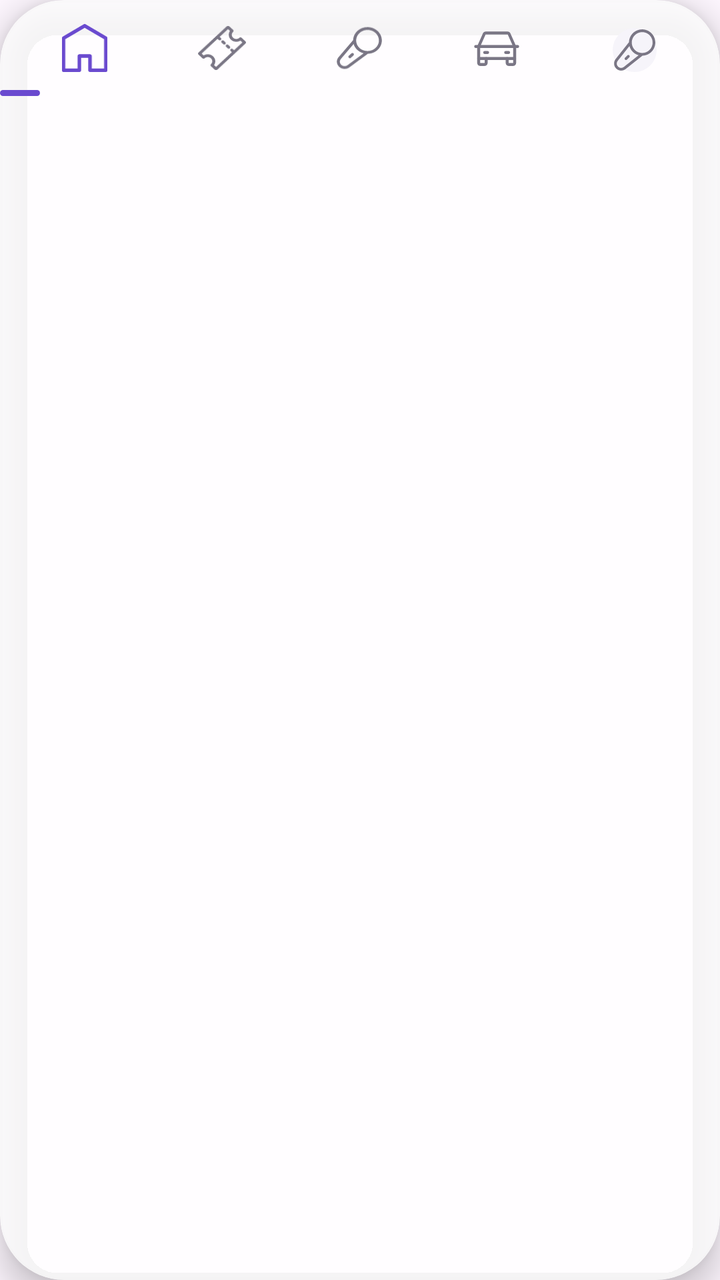
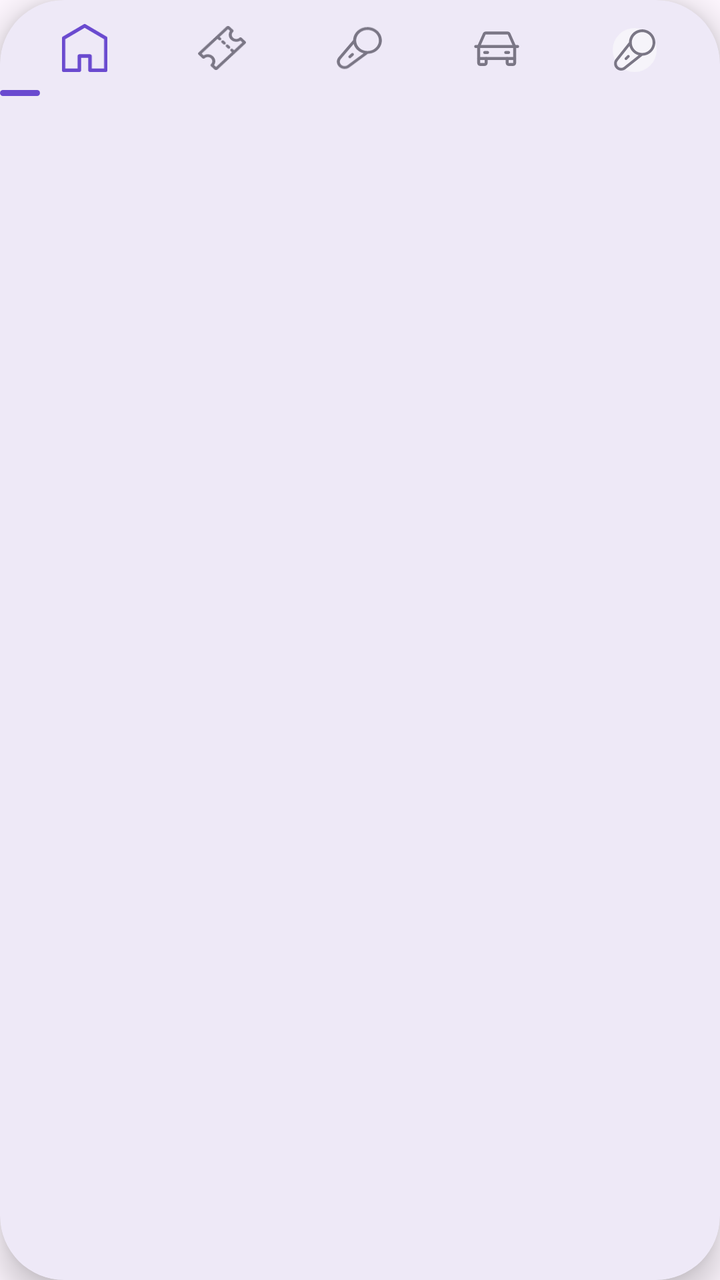

Before-and-after screenshots of an Android layout around one commit, followed by the original layout XML and the change that was made.
<!-- AndroidManifest.xml: application theme Theme.MeetBeat -->
<!-- res/layout/bottom_nav.xml -->
<?xml version="1.0" encoding="utf-8"?>

<androidx.cardview.widget.CardView xmlns:android="http://schemas.android.com/apk/res/android"
    xmlns:app="http://schemas.android.com/apk/res-auto"
    android:layout_width="match_parent"
    android:layout_height="wrap_content"
    app:cardCornerRadius="32dp"
    app:cardElevation="10dp"
    app:cardBackgroundColor="@color/vidro_fundo">

    <FrameLayout
        android:layout_width="match_parent"
        android:layout_height="wrap_content">

        <LinearLayout
            android:id="@+id/navItemsContainer"
            android:layout_width="match_parent"
            android:layout_height="wrap_content"
            android:orientation="horizontal"
            android:paddingHorizontal="8dp"
            android:paddingTop="12dp"
            android:paddingBottom="16dp"
            android:weightSum="5">

            <LinearLayout
                android:id="@+id/navHome"
                android:layout_width="0dp"
                android:layout_height="wrap_content"
                android:layout_weight="1"
                android:gravity="center"
                android:clickable="true"
                android:focusable="true">

                <ImageView
                    android:id="@+id/iconHome"
                    android:layout_width="24dp"
                    android:layout_height="24dp"
                    android:src="@drawable/ic_home" />
            </LinearLayout>

            <LinearLayout
                android:id="@+id/navTicket"
                android:layout_width="0dp"
                android:layout_height="wrap_content"
                android:layout_weight="1"
                android:gravity="center"
                android:clickable="true"
                android:focusable="true">

                <ImageView
                    android:id="@+id/iconTicket"
                    android:layout_width="24dp"
                    android:layout_height="24dp"
                    android:src="@drawable/ic_ticket" />
            </LinearLayout>

            <LinearLayout
                android:id="@+id/navMic"
                android:layout_width="0dp"
                android:layout_height="wrap_content"
                android:layout_weight="1"
                android:gravity="center"
                android:clickable="true"
                android:focusable="true">

                <ImageView
                    android:id="@+id/iconMic"
                    android:layout_width="24dp"
                    android:layout_height="24dp"
                    android:src="@drawable/ic_mic" />
            </LinearLayout>

            <LinearLayout
                android:id="@+id/navCart"
                android:layout_width="0dp"
                android:layout_height="wrap_content"
                android:layout_weight="1"
                android:gravity="center"
                android:clickable="true"
                android:focusable="true">

                <ImageView
                    android:id="@+id/iconCart"
                    android:layout_width="24dp"
                    android:layout_height="24dp"
                    android:src="@drawable/ic_cart" />
            </LinearLayout>

            <LinearLayout
                android:id="@+id/navProfile"
                android:layout_width="0dp"
                android:layout_height="wrap_content"
                android:layout_weight="1"
                android:gravity="center"
                android:clickable="true"
                android:focusable="true">

                <ImageView
                    android:id="@+id/iconProfile"
                    android:layout_width="26dp"
                    android:layout_height="26dp"
                    android:padding="2dp"
                    android:scaleType="centerCrop"
                    android:src="@drawable/ic_avatar_placeholder" />
            </LinearLayout>

        </LinearLayout>

        
        <View
            android:id="@+id/underlineIndicator"
            android:layout_width="20dp"
            android:layout_height="3dp"
            android:layout_gravity="bottom|left"
            android:layout_marginBottom="6dp"
            android:background="@drawable/bg_nav_underline" />

    </FrameLayout>

</androidx.cardview.widget.CardView>
<!-- resources referenced by this layout -->
<resources>
  <color name="vidro_fundo">#CCFFFFFF</color>
  <!-- drawable bg_nav_underline (drawable) -->
  <?xml version="1.0" encoding="utf-8"?>
  
  <shape xmlns:android="http://schemas.android.com/apk/res/android"
      android:shape="rectangle">
      <solid android:color="@color/purple_primary" />
      <corners android:radius="4dp" />
  </shape>
  <!-- drawable ic_avatar_placeholder (drawable) -->
  <?xml version="1.0" encoding="utf-8"?>
  <layer-list xmlns:android="http://schemas.android.com/apk/res/android">
      <item>
          <shape android:shape="oval">
              <solid android:color="@color/purple_light" />
          </shape>
      </item>
      <item
          android:width="40dp"
          android:height="40dp"
          android:gravity="center"
          android:drawable="@drawable/ic_mic"
          android:tint="@color/purple_primary" />
  </layer-list>
  <!-- drawable ic_cart: vector/xml drawable (drawable, 2045 chars, omitted) -->
  <!-- drawable ic_home (drawable) -->
  <vector xmlns:android="http://schemas.android.com/apk/res/android"
      android:width="22dp"
      android:height="23dp"
      android:viewportWidth="22"
      android:viewportHeight="23">
    <path
        android:pathData="M21.577,6.078L11.423,0.114C11.294,0.039 11.149,0 11,0C10.851,0 10.706,0.039 10.577,0.114L0.423,6.078C0.295,6.153 0.189,6.26 0.115,6.388C0.04,6.517 0.001,6.663 0,6.811V22.148C0,22.374 0.089,22.591 0.248,22.75C0.407,22.91 0.622,23 0.846,23H8.462C8.686,23 8.901,22.91 9.06,22.75C9.219,22.591 9.308,22.374 9.308,22.148V16.184H12.692V22.148C12.692,22.374 12.781,22.591 12.94,22.75C13.099,22.91 13.314,23 13.538,23H21.154C21.378,23 21.594,22.91 21.752,22.75C21.911,22.591 22,22.374 22,22.148V6.811C21.999,6.663 21.96,6.517 21.885,6.388C21.811,6.26 21.705,6.153 21.577,6.078ZM20.308,21.296H14.385V15.332C14.385,15.106 14.295,14.889 14.137,14.729C13.978,14.569 13.763,14.48 13.538,14.48H8.462C8.237,14.48 8.022,14.569 7.863,14.729C7.705,14.889 7.615,15.106 7.615,15.332V21.296H1.692V7.297L11,1.835L20.308,7.297V21.296Z"
        android:fillColor="#6A4ACF"/>
  </vector>
  <!-- drawable ic_mic: vector/xml drawable (drawable, 2229 chars, omitted) -->
  <!-- drawable ic_ticket: vector/xml drawable (drawable, 3445 chars, omitted) -->
  <style name="Theme.MeetBeat" parent="Base.Theme.MeetBeat" />
  <color name="purple_primary">#6A4ACF</color>
  <color name="purple_light">#F6F4FA</color>
  <style name="Base.Theme.MeetBeat" parent="Theme.Material3.DayNight.NoActionBar">
          
          
      </style>
</resources>

<!-- the commit's change to res/layout/bottom_nav.xml (unified diff, before → after) -->
@@ -6,7 +6,7 @@
     android:layout_height="wrap_content"
     app:cardCornerRadius="32dp"
     app:cardElevation="10dp"
-    app:cardBackgroundColor="@color/vidro_fundo">
+    app:cardBackgroundColor="@color/card_background">
 
     <FrameLayout
         android:layout_width="match_parent"
<!-- resource entries referenced after the edit -->
@@ -1,6 +1,6 @@
 <!-- resources referenced by this layout -->
 <resources>
-  <color name="vidro_fundo">#CCFFFFFF</color>
+  <color name="card_background">#EEE9F7</color>
   <!-- drawable bg_nav_underline (drawable) -->
   <?xml version="1.0" encoding="utf-8"?>
   
